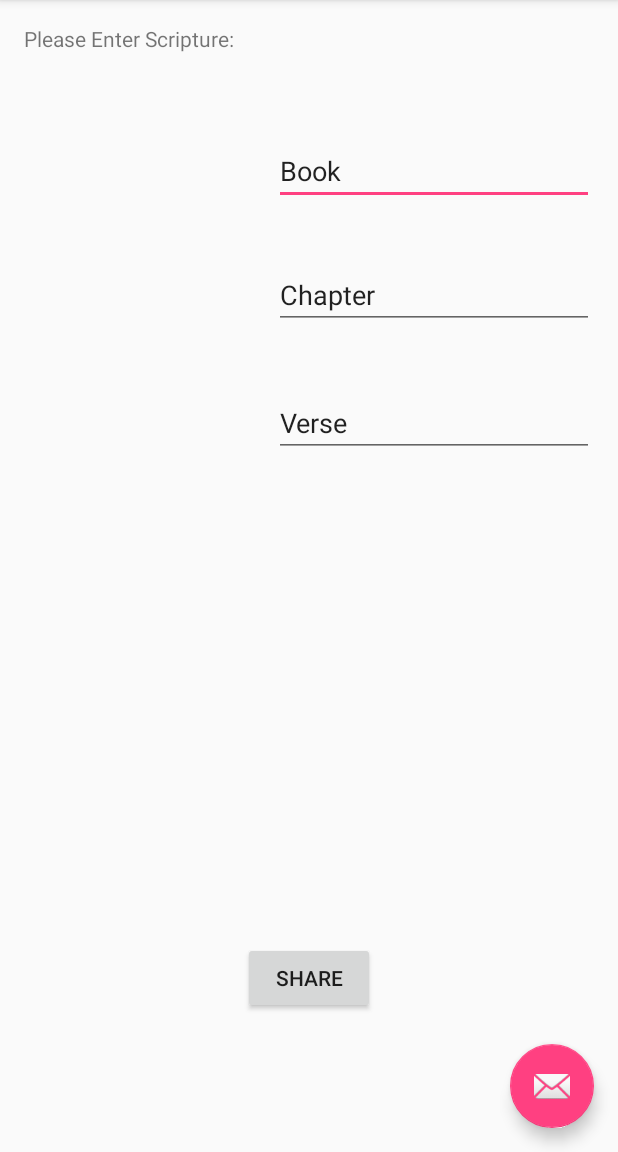
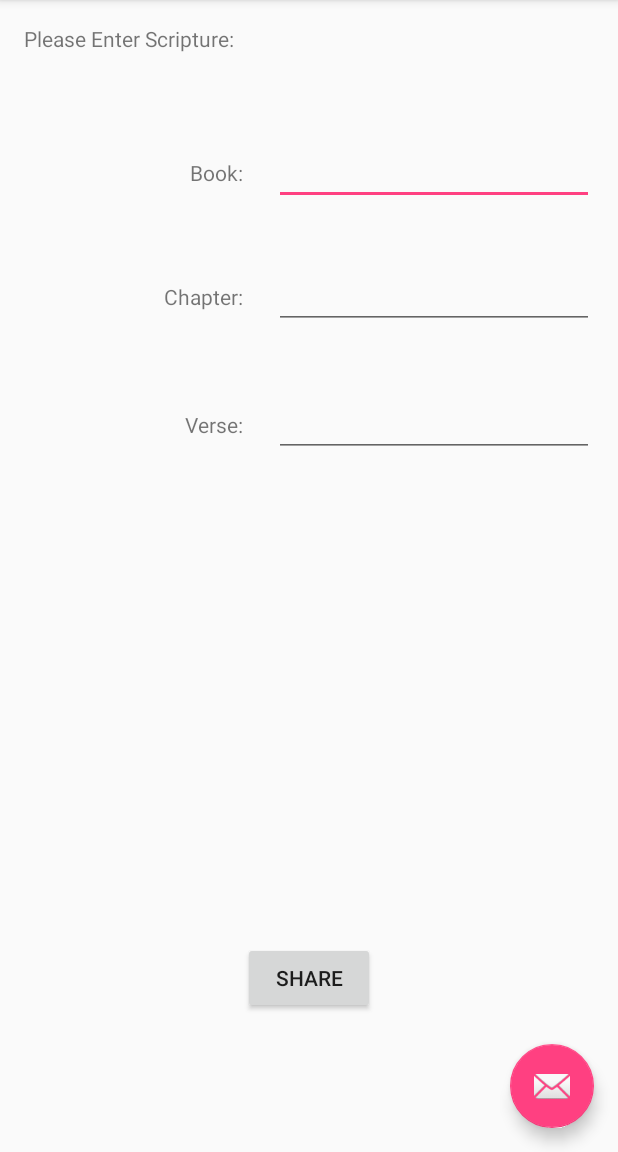
Before and after one commit to jasondc2/FirstProject, an Android app: the screen it shows after launch (MainActivity), on a phone screen of 412 x 824 dp, the part 84-1236 px from its top. Run offline under Robolectric (Android 15) with nearby library versions, the phone set to English and light mode, and no system bars.

Commit message:
Fixed labels for each input

```diff
--- a/Desktop/ScriptureReference/app/src/main/res/layout/content_main.xml
+++ b/Desktop/ScriptureReference/app/src/main/res/layout/content_main.xml
@@ -23,7 +23,6 @@
         android:layout_width="wrap_content"
         android:layout_height="wrap_content"
         android:inputType="text"
-        android:text="Book"
         android:ems="10"
         android:layout_marginTop="56dp"
         android:id="@+id/book"
@@ -35,7 +34,6 @@
         android:layout_width="wrap_content"
         android:layout_height="wrap_content"
         android:inputType="number"
-        android:text="Chapter"
         android:ems="10"
         android:layout_below="@+id/book"
         android:layout_alignParentRight="true"
@@ -47,7 +45,6 @@
         android:layout_width="wrap_content"
         android:layout_height="wrap_content"
         android:inputType="number"
-        android:text="Verse"
         android:ems="10"
         android:layout_marginTop="40dp"
         android:id="@+id/verse"
@@ -64,4 +61,34 @@
         android:layout_centerHorizontal="true"
         android:layout_marginBottom="76dp" />
 
+    <TextView
+        android:text="Chapter:"
+        android:layout_width="wrap_content"
+        android:layout_height="wrap_content"
+        android:id="@+id/textView3"
+        android:layout_alignBaseline="@+id/chapter"
+        android:layout_alignBottom="@+id/chapter"
+        android:layout_toLeftOf="@+id/Nxtbutton"
+        android:layout_toStartOf="@+id/Nxtbutton" />
+
+    <TextView
+        android:text="Verse:"
+        android:layout_width="wrap_content"
+        android:layout_height="wrap_content"
+        android:id="@+id/textView4"
+        android:layout_alignBaseline="@+id/verse"
+        android:layout_alignBottom="@+id/verse"
+        android:layout_alignRight="@+id/textView3"
+        android:layout_alignEnd="@+id/textView3" />
+
+    <TextView
+        android:text="Book:"
+        android:layout_width="wrap_content"
+        android:layout_height="wrap_content"
+        android:id="@+id/textView2"
+        android:layout_alignBaseline="@+id/book"
+        android:layout_alignBottom="@+id/book"
+        android:layout_alignRight="@+id/textView3"
+        android:layout_alignEnd="@+id/textView3" />
+
 </RelativeLayout>
```
